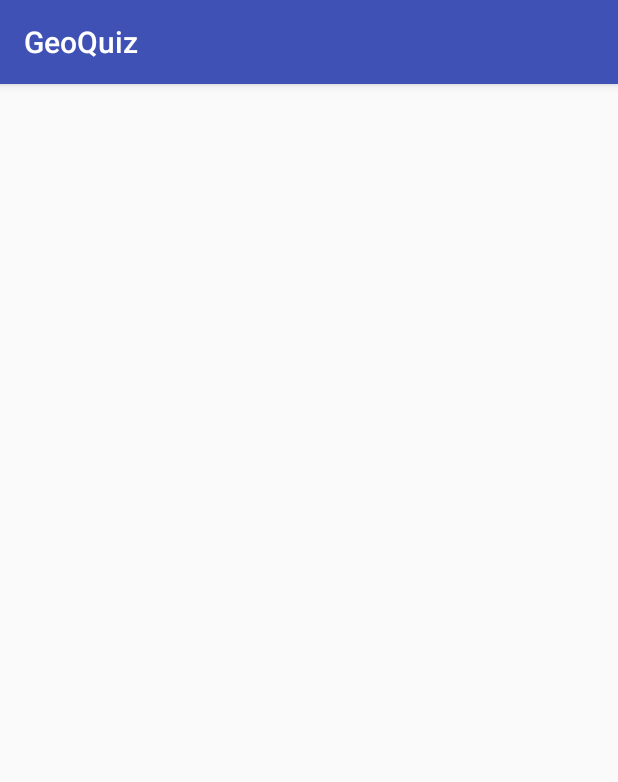
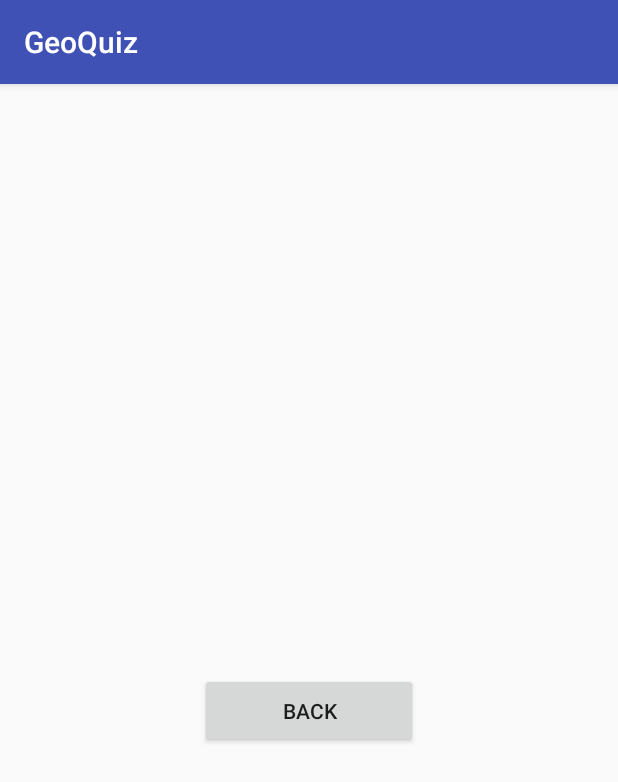
Before and after one commit to PletPeter/Android-opgaven, an Android app: the Answer screen opened directly, with no data from a screen before it, on a phone screen of 412 x 824 dp. Shown: the top 782 px of the screen. Run offline under Robolectric (Android 15) with nearby library versions, the phone set to English and light mode, and no system bars.

Commit message:
Pretty boy

```diff
--- a/app/src/main/java/com/bignerdranch/android/geoquiz/Answer.java
+++ b/app/src/main/java/com/bignerdranch/android/geoquiz/Answer.java
@@ -4,12 +4,15 @@ import android.content.Context;
 import android.content.Intent;
 import android.support.v7.app.AppCompatActivity;
 import android.os.Bundle;
+import android.view.View;
+import android.widget.Button;
 import android.widget.TextView;
 
 public class Answer extends AppCompatActivity {
     private static final String EXTRA_RESULT = "com.bignerdranch.android.geoquiz.result";
 
     private TextView mResultTextView;
+    private Button mBackButton;
     private String result;
 
     public static Intent newIntent(Context packageContext, String result){
@@ -28,6 +31,15 @@ public class Answer extends AppCompatActivity {
         mResultTextView = findViewById(R.id.result_text_view);
         mResultTextView.setText(result);
 
+        mBackButton = findViewById(R.id.back_button);
+        mBackButton.setOnClickListener(new View.OnClickListener() {
+            @Override
+            public void onClick(View v) {
+                finish();
+            }
+        });
+
+
     }
 
 
--- a/app/src/main/res/layout/activity_answer.xml
+++ b/app/src/main/res/layout/activity_answer.xml
@@ -4,12 +4,27 @@
     xmlns:tools="http://schemas.android.com/tools"
     android:layout_width="match_parent"
     android:layout_height="match_parent"
-    tools:context=".Answer">
+    android:orientation="vertical"
+    tools:context=".Answer"
+    android:gravity="center">
 
     <TextView
+        android:id="@+id/result_text_view"
         android:layout_width="wrap_content"
         android:layout_height="wrap_content"
-        tools:text="goed_of_fout"
-        android:id="@+id/result_text_view"/>
+        android:padding="24dp"
+        tools:text="goed_of_fout" />
+
+    <LinearLayout
+        android:layout_width="wrap_content"
+        android:layout_height="wrap_content">
+
+        <Button
+            android:id="@+id/back_button"
+            android:layout_width="145dp"
+            android:layout_height="50dp"
+            android:layout_weight="1"
+            android:text="@string/back_button" />
+    </LinearLayout>
 
 </LinearLayout>
```
Also changed, not shown: app/src/main/java/com/bignerdranch/android/geoquiz/QuizActivity.java (+0 -8 lines), app/src/main/res/values/strings.xml (+7 -6 lines).
